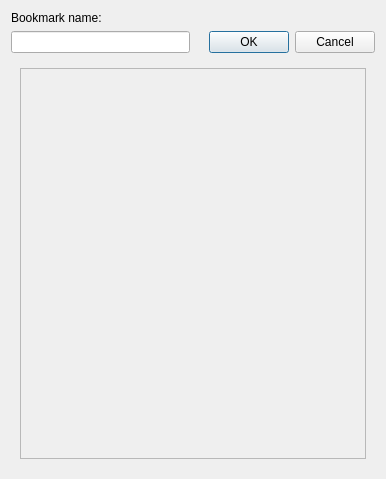
Before: the Qt Designer form bookmarkdialog.ui in StuckInTheCode/KODBYDOT, drawn with Qt 5.
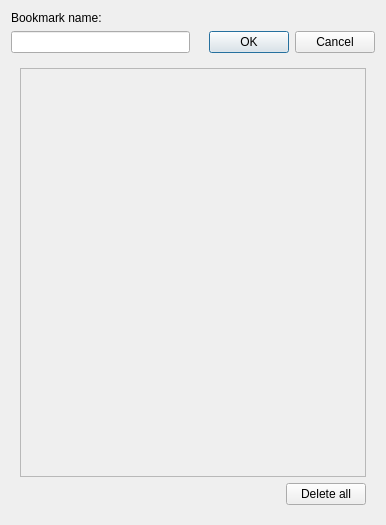
After: the same form once the commit is applied.

The edit to the form file:
```diff
--- a/bookmarkdialog.ui
+++ b/bookmarkdialog.ui
@@ -7,7 +7,7 @@
     <x>0</x>
     <y>0</y>
     <width>386</width>
-    <height>479</height>
+    <height>525</height>
    </rect>
   </property>
   <property name="windowTitle">
@@ -52,7 +52,7 @@
           <property name="minimumSize">
            <size>
             <width>331</width>
-            <height>381</height>
+            <height>351</height>
            </size>
           </property>
           <property name="widgetResizable">
@@ -64,12 +64,36 @@
              <x>0</x>
              <y>0</y>
              <width>346</width>
-             <height>387</height>
+             <height>402</height>
             </rect>
            </property>
           </widget>
          </widget>
         </item>
+        <item>
+         <layout class="QHBoxLayout" name="horizontalLayout_3">
+          <item>
+           <spacer name="horizontalSpacer">
+            <property name="orientation">
+             <enum>Qt::Horizontal</enum>
+            </property>
+            <property name="sizeHint" stdset="0">
+             <size>
+              <width>40</width>
+              <height>20</height>
+             </size>
+            </property>
+           </spacer>
+          </item>
+          <item>
+           <widget class="QPushButton" name="deletebutton">
+            <property name="text">
+             <string>Delete all</string>
+            </property>
+           </widget>
+          </item>
+         </layout>
+        </item>
        </layout>
       </widget>
      </item>
```
